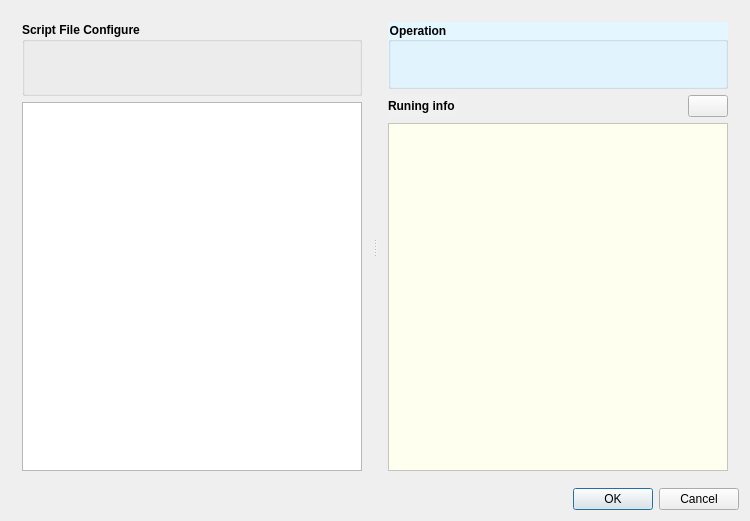
pengjianaixue/DotNetCallNativePythonMethod, file RTA/RunScript.ui: the form before one commit.
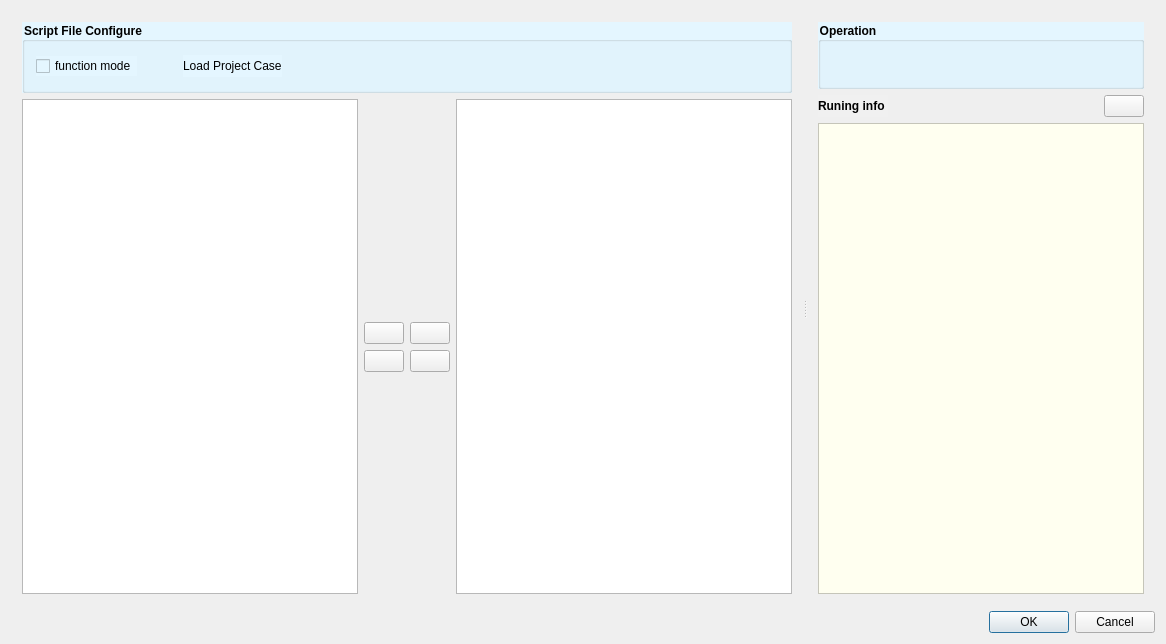
The form after the commit. Icons and pictures are not drawn.

Commit message: Run Python File function  and  get the python print

Diff of the .ui file:
```diff
--- a/RTA/RunScript.ui
+++ b/RTA/RunScript.ui
@@ -6,8 +6,8 @@
    <rect>
     <x>0</x>
     <y>0</y>
-    <width>750</width>
-    <height>521</height>
+    <width>1166</width>
+    <height>644</height>
    </rect>
   </property>
   <property name="windowTitle">
@@ -15,9 +15,9 @@
   </property>
   <layout class="QGridLayout" name="gridLayout">
    <item row="0" column="0">
-    <layout class="QVBoxLayout" name="verticalLayout_4">
+    <layout class="QVBoxLayout" name="verticalLayout_5">
      <item>
-      <widget class="QSplitter" name="splitter">
+      <widget class="QSplitter" name="top_splitter">
        <property name="sizePolicy">
         <sizepolicy hsizetype="Expanding" vsizetype="Expanding">
          <horstretch>0</horstretch>
@@ -27,8 +27,8 @@
        <property name="orientation">
         <enum>Qt::Horizontal</enum>
        </property>
-       <widget class="QWidget" name="layoutWidget">
-        <layout class="QVBoxLayout" name="verticalLayout_3">
+       <widget class="QWidget" name="">
+        <layout class="QVBoxLayout" name="verticalLayout_4" stretch="1,7">
          <item>
           <widget class="QGroupBox" name="groupBox_2">
            <property name="sizePolicy">
@@ -44,54 +44,208 @@
              <bold>true</bold>
             </font>
            </property>
+           <property name="styleSheet">
+            <string notr="true">background-color: rgb(228, 246, 255);</string>
+           </property>
            <property name="title">
             <string>Script File Configure</string>
            </property>
-           <widget class="QWidget" name="layoutWidget">
-            <property name="geometry">
-             <rect>
-              <x>10</x>
-              <y>20</y>
-              <width>311</width>
-              <height>22</height>
-             </rect>
-            </property>
-            <layout class="QHBoxLayout" name="horizontalLayout">
-             <item>
-              <widget class="QLabel" name="label">
-               <property name="text">
-                <string>TextLabel</string>
-               </property>
-              </widget>
-             </item>
-             <item>
-              <widget class="QComboBox" name="comboBox">
-               <property name="sizePolicy">
-                <sizepolicy hsizetype="Expanding" vsizetype="Preferred">
-                 <horstretch>0</horstretch>
-                 <verstretch>0</verstretch>
-                </sizepolicy>
-               </property>
-              </widget>
-             </item>
-            </layout>
-           </widget>
+           <layout class="QGridLayout" name="gridLayout_2">
+            <item row="0" column="0">
+             <layout class="QHBoxLayout" name="horizontalLayout">
+              <item>
+               <widget class="QCheckBox" name="checkBox">
+                <property name="styleSheet">
+                 <string notr="true">font: 75 12pt &quot;Arial&quot;;</string>
+                </property>
+                <property name="text">
+                 <string>function mode</string>
+                </property>
+               </widget>
+              </item>
+              <item>
+               <spacer name="horizontalSpacer_5">
+                <property name="orientation">
+                 <enum>Qt::Horizontal</enum>
+                </property>
+                <property name="sizeType">
+                 <enum>QSizePolicy::Preferred</enum>
+                </property>
+                <property name="sizeHint" stdset="0">
+                 <size>
+                  <width>40</width>
+                  <height>20</height>
+                 </size>
+                </property>
+               </spacer>
+              </item>
+              <item>
+               <widget class="QLabel" name="label">
+                <property name="styleSheet">
+                 <string notr="true">font: 75 12pt &quot;Arial&quot;;</string>
+                </property>
+                <property name="text">
+                 <string>Load Project Case</string>
+                </property>
+               </widget>
+              </item>
+              <item>
+               <widget class="QPushButton" name="PB_LoadCaseList">
+                <property name="styleSheet">
+                 <string notr="true">selection-color: rgb(255, 0, 127);
+background-color: rgb(228, 246, 255);
+QPushButton{
+outline none
+}</string>
+                </property>
+                <property name="text">
+                 <string/>
+                </property>
+                <property name="icon">
+                 <iconset resource="Resource.qrc">
+                  <normaloff>:/RTA/PyRunner/Resources/load.png</normaloff>:/RTA/PyRunner/Resources/load.png</iconset>
+                </property>
+                <property name="iconSize">
+                 <size>
+                  <width>32</width>
+                  <height>32</height>
+                 </size>
+                </property>
+                <property name="flat">
+                 <bool>true</bool>
+                </property>
+               </widget>
+              </item>
+              <item>
+               <spacer name="horizontalSpacer_4">
+                <property name="orientation">
+                 <enum>Qt::Horizontal</enum>
+                </property>
+                <property name="sizeType">
+                 <enum>QSizePolicy::Expanding</enum>
+                </property>
+                <property name="sizeHint" stdset="0">
+                 <size>
+                  <width>40</width>
+                  <height>20</height>
+                 </size>
+                </property>
+               </spacer>
+              </item>
+             </layout>
+            </item>
+           </layout>
           </widget>
          </item>
          <item>
-          <widget class="QTreeView" name="treeView">
-           <property name="sizePolicy">
-            <sizepolicy hsizetype="Expanding" vsizetype="Preferred">
-             <horstretch>0</horstretch>
-             <verstretch>5</verstretch>
-            </sizepolicy>
-           </property>
-          </widget>
+          <layout class="QHBoxLayout" name="horizontalLayout_9" stretch="20,1,20">
+           <item>
+            <widget class="QTreeView" name="treeView">
+             <property name="sizePolicy">
+              <sizepolicy hsizetype="Expanding" vsizetype="Expanding">
+               <horstretch>0</horstretch>
+               <verstretch>5</verstretch>
+              </sizepolicy>
+             </property>
+            </widget>
+           </item>
+           <item>
+            <layout class="QVBoxLayout" name="verticalLayout_3">
+             <item>
+              <spacer name="verticalSpacer_2">
+               <property name="orientation">
+                <enum>Qt::Vertical</enum>
+               </property>
+               <property name="sizeHint" stdset="0">
+                <size>
+                 <width>20</width>
+                 <height>40</height>
+                </size>
+               </property>
+              </spacer>
+             </item>
+             <item>
+              <layout class="QHBoxLayout" name="horizontalLayout_7">
+               <item>
+                <widget class="QPushButton" name="pushButton">
+                 <property name="text">
+                  <string/>
+                 </property>
+                 <property name="icon">
+                  <iconset resource="Resource.qrc">
+                   <normaloff>:/RTA/PyRunner/Resources/left.png</normaloff>:/RTA/PyRunner/Resources/left.png</iconset>
+                 </property>
+                </widget>
+               </item>
+               <item>
+                <widget class="QPushButton" name="pushButton_2">
+                 <property name="sizePolicy">
+                  <sizepolicy hsizetype="Minimum" vsizetype="Fixed">
+                   <horstretch>0</horstretch>
+                   <verstretch>0</verstretch>
+                  </sizepolicy>
+                 </property>
+                 <property name="text">
+                  <string/>
+                 </property>
+                 <property name="icon">
+                  <iconset resource="Resource.qrc">
+                   <normaloff>:/RTA/PyRunner/Resources/right.png</normaloff>:/RTA/PyRunner/Resources/right.png</iconset>
+                 </property>
+                </widget>
+               </item>
+              </layout>
+             </item>
+             <item>
+              <layout class="QHBoxLayout" name="horizontalLayout_8">
+               <item>
+                <widget class="QPushButton" name="pushButton_3">
+                 <property name="text">
+                  <string/>
+                 </property>
+                 <property name="icon">
+                  <iconset resource="Resource.qrc">
+                   <normaloff>:/RTA/PyRunner/Resources/left(3).png</normaloff>:/RTA/PyRunner/Resources/left(3).png</iconset>
+                 </property>
+                </widget>
+               </item>
+               <item>
+                <widget class="QPushButton" name="pushButton_4">
+                 <property name="text">
+                  <string/>
+                 </property>
+                 <property name="icon">
+                  <iconset resource="Resource.qrc">
+                   <normaloff>:/RTA/PyRunner/Resources/right(6).png</normaloff>:/RTA/PyRunner/Resources/right(6).png</iconset>
+                 </property>
+                </widget>
+               </item>
+              </layout>
+             </item>
+             <item>
+              <spacer name="verticalSpacer">
+               <property name="orientation">
+                <enum>Qt::Vertical</enum>
+               </property>
+               <property name="sizeHint" stdset="0">
+                <size>
+                 <width>20</width>
+                 <height>40</height>
+                </size>
+               </property>
+              </spacer>
+             </item>
+            </layout>
+           </item>
+           <item>
+            <widget class="QListView" name="listView"/>
+           </item>
+          </layout>
          </item>
         </layout>
        </widget>
        <widget class="QWidget" name="layoutWidget">
-        <layout class="QVBoxLayout" name="verticalLayout_2">
+        <layout class="QVBoxLayout" name="verticalLayout_2" stretch="0,0">
          <item>
           <widget class="QGroupBox" name="groupBox">
            <property name="sizePolicy">
@@ -321,6 +475,9 @@
          <property name="orientation">
           <enum>Qt::Horizontal</enum>
          </property>
+         <property name="sizeType">
+          <enum>QSizePolicy::Expanding</enum>
+         </property>
          <property name="sizeHint" stdset="0">
           <size>
            <width>328</width>
@@ -332,7 +489,7 @@
        <item>
         <widget class="QDialogButtonBox" name="buttonBox">
          <property name="sizePolicy">
-          <sizepolicy hsizetype="Preferred" vsizetype="Preferred">
+          <sizepolicy hsizetype="Minimum" vsizetype="Minimum">
            <horstretch>0</horstretch>
            <verstretch>0</verstretch>
           </sizepolicy>
```
The commit also changes 26 other files.
